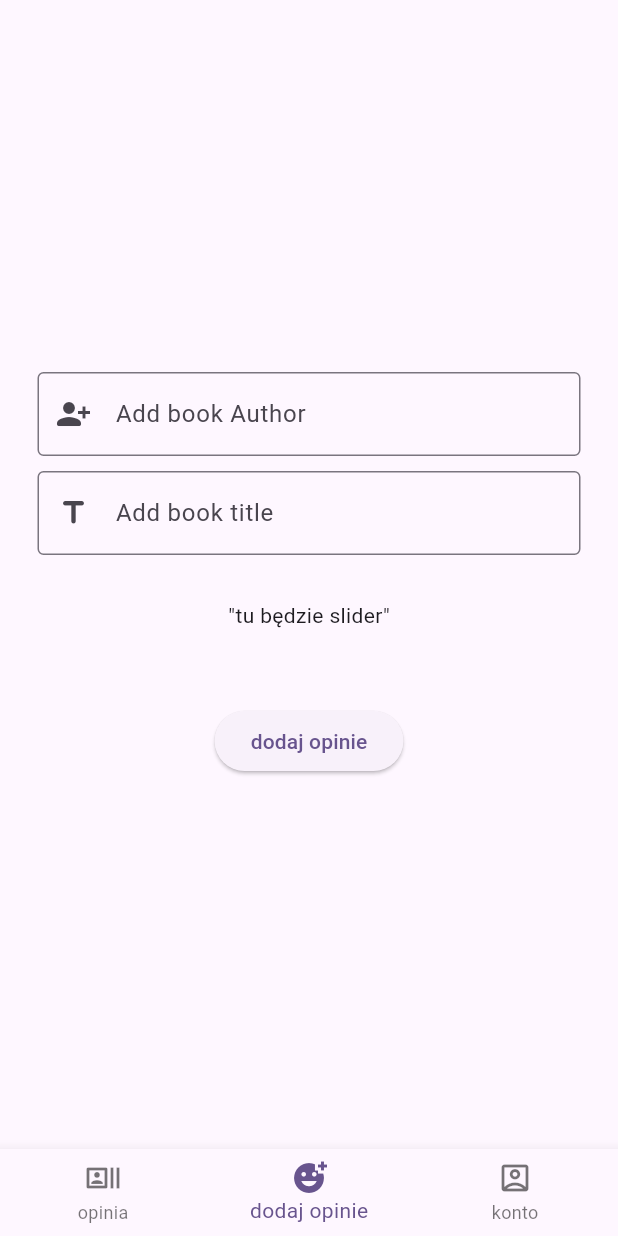
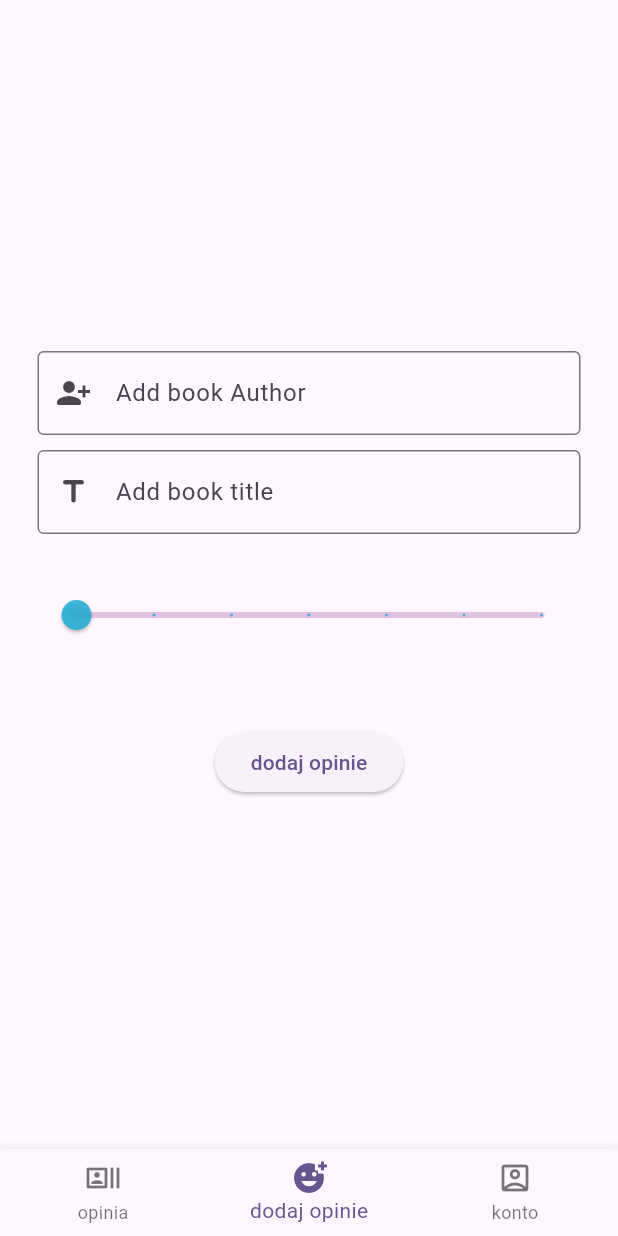
Before and after one commit to lukaszgrajczyk/readbook, a Flutter app: the screen it shows once a user with an empty profile is signed in, item 2 of the bottom bar chosen, on a phone screen of 412 x 824 dp. Run offline on Flutter 3.47's test engine with Material 3 defaults, Android fonts, the phone set to English and light mode, and no system bars; our stand-ins replace cloud_firestore, firebase_auth, firebase_core; missing offline and left inert: firebase_cloud_firestore; accounts and stored records are empty.

Commit message:
Add slider widget

```diff
--- a/lib/AddBookRevew/add_review_page_content.dart
+++ b/lib/AddBookRevew/add_review_page_content.dart
@@ -1,13 +1,22 @@
+import 'package:firebase_cloud_firestore/firebase_cloud_firestore.dart';
 import 'package:flutter/material.dart';
 
-class AddBookReview extends StatelessWidget {
-  AddBookReview({
+class AddBookReview extends StatefulWidget {
+  const AddBookReview({
     super.key,
+    required this.onSave,
   });
 
-  final bookTitle = TextEditingController();
-  final bookAuthor = TextEditingController();
-  final rating = 5.5;
+  final Function() onSave;
+
+  @override
+  State<AddBookReview> createState() => _AddBookReviewState();
+}
+
+class _AddBookReviewState extends State<AddBookReview> {
+  var bookTitle = '';
+  var bookAuthor = '';
+  double rating = 0;
 
   @override
   Widget build(BuildContext context) {
@@ -18,7 +27,13 @@ class AddBookReview extends StatelessWidget {
           mainAxisAlignment: MainAxisAlignment.center,
           children: [
             TextField(
-              controller: bookAuthor,
+              onChanged: (newValue) {
+                setState(
+                  () {
+                    bookAuthor = newValue;
+                  },
+                );
+              },
               decoration: InputDecoration(
                 prefixIcon: Icon(Icons.person_add_alt_1_rounded),
                 hintText: 'book Author',
@@ -28,7 +43,13 @@ class AddBookReview extends StatelessWidget {
             ),
             SizedBox(height: 10),
             TextField(
-              controller: bookTitle,
+              onChanged: (newValue) {
+                setState(
+                  () {
+                    bookTitle = newValue;
+                  },
+                );
+              },
               decoration: InputDecoration(
                 prefixIcon: Icon(Icons.title_rounded),
                 hintText: 'Book title',
@@ -37,22 +58,39 @@ class AddBookReview extends StatelessWidget {
               ),
             ),
             SizedBox(height: 30),
-            Text('"tu będzie slider"'),
+            Slider(
+              value: rating,
+              onChanged: (newRating) {
+                setState(
+                  () {
+                    rating = newRating;
+                  },
+                );
+              },
+              label: rating.toString(),
+              activeColor: Color.fromARGB(222, 37, 174, 216),
+              inactiveColor: Color.fromARGB(222, 223, 185, 223),
+              min: 0.0,
+              max: 6.0,
+              divisions: 6,
+            ),
             SizedBox(height: 50),
             ElevatedButton(
-              onPressed: () {
-                // final document = snapshot.data!.docs;
+              onPressed: () async {
+                await FirebaseFirestore.instance.collection('books').add(
+                  {
+                    'author': bookAuthor,
+                    'title': bookTitle,
+                    'rating': rating,
+                  },
+                );
+                widget.onSave();
               },
               child: Text('dodaj opinie'),
-            ),
+            )
           ],
         ),
       ),
     );
   }
 }
-
-//  await FirebaseFirestore.instance.collection('books').add(
-//                   'author':bookAuthor,
-//                   'title': bookTitle,
-//                   'rating': rating
```
Also changed, not shown: lib/BookReview/book_review_page.content.dart (+6 -3 lines), lib/HomePage/home_page.dart (+9 -1 lines).
